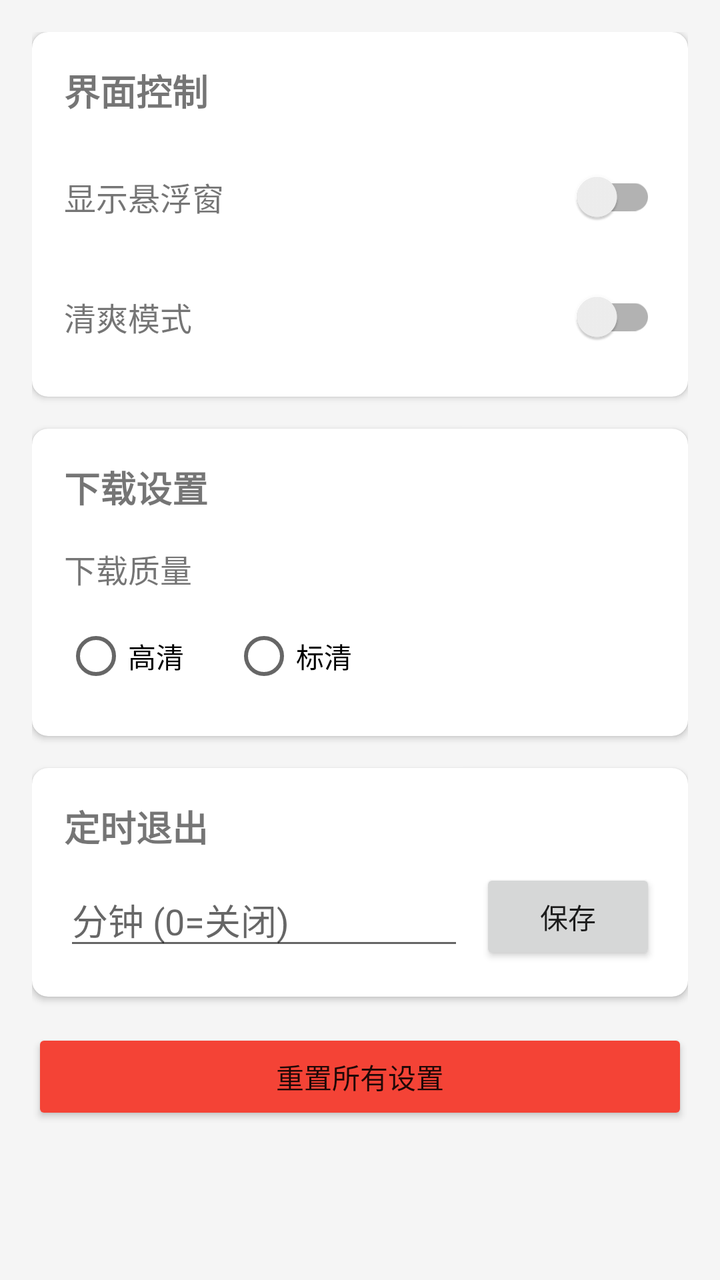
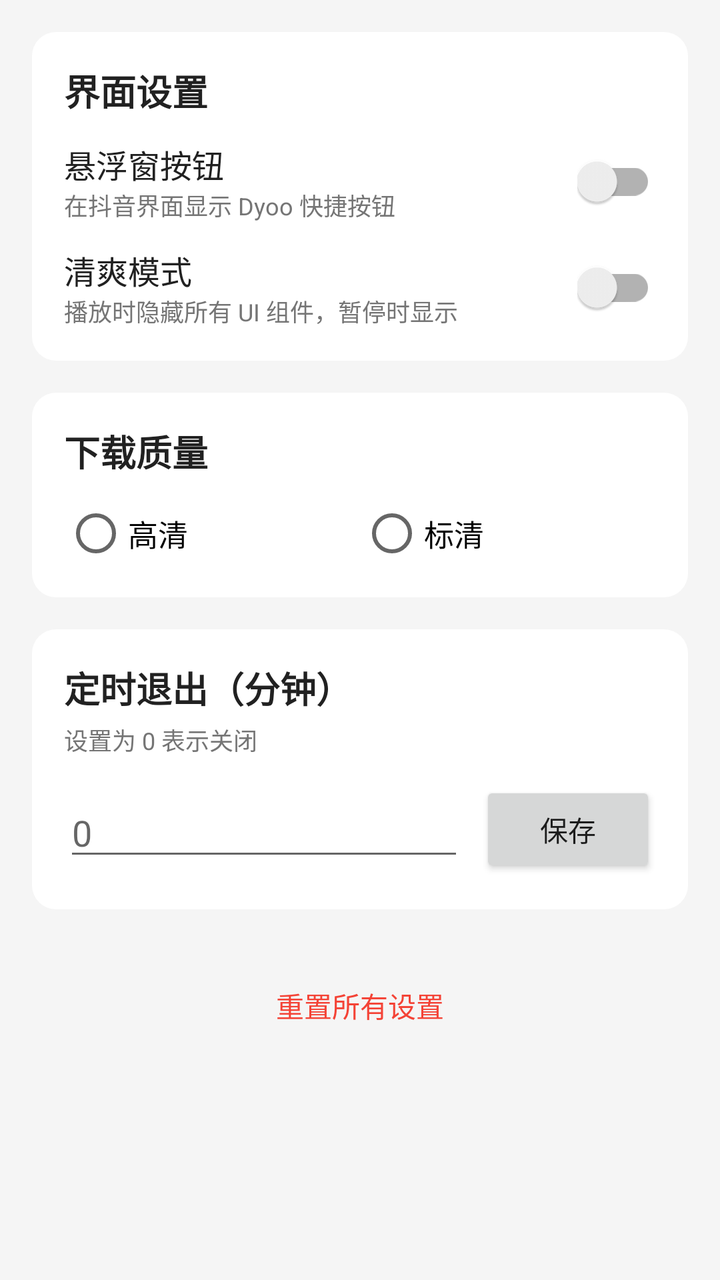

Screens rendered from an Android XML layout before and after an edit, with the pre-edit source and the edit as a unified diff.
<!-- AndroidManifest.xml: activity theme Theme.Dyoo -->
<!-- res/layout/activity_module.xml -->
<?xml version="1.0" encoding="utf-8"?>
<ScrollView xmlns:android="http://schemas.android.com/apk/res/android"
    xmlns:tools="http://schemas.android.com/tools"
    android:layout_width="match_parent"
    android:layout_height="match_parent"
    tools:context=".ui.ModuleActivity">

    <LinearLayout
        android:layout_width="match_parent"
        android:layout_height="wrap_content"
        android:orientation="vertical"
        android:padding="16dp">

        
        <androidx.cardview.widget.CardView
            android:layout_width="match_parent"
            android:layout_height="wrap_content"
            android:layout_marginBottom="16dp"
            app:cardCornerRadius="8dp"
            app:cardElevation="2dp"
            xmlns:app="http://schemas.android.com/apk/res-auto">

            <LinearLayout
                android:layout_width="match_parent"
                android:layout_height="wrap_content"
                android:orientation="vertical"
                android:padding="16dp">

                <TextView
                    android:layout_width="wrap_content"
                    android:layout_height="wrap_content"
                    android:text="界面控制"
                    android:textSize="18sp"
                    android:textStyle="bold"
                    android:layout_marginBottom="16dp" />

                
                <LinearLayout
                    android:layout_width="match_parent"
                    android:layout_height="wrap_content"
                    android:orientation="horizontal"
                    android:gravity="center_vertical"
                    android:layout_marginBottom="12dp">

                    <TextView
                        android:layout_width="0dp"
                        android:layout_height="wrap_content"
                        android:layout_weight="1"
                        android:text="显示悬浮窗"
                        android:textSize="16sp" />

                    <androidx.appcompat.widget.SwitchCompat
                        android:id="@+id/switchFloating"
                        android:layout_width="wrap_content"
                        android:layout_height="wrap_content" />
                </LinearLayout>

                
                <LinearLayout
                    android:layout_width="match_parent"
                    android:layout_height="wrap_content"
                    android:orientation="horizontal"
                    android:gravity="center_vertical">

                    <TextView
                        android:layout_width="0dp"
                        android:layout_height="wrap_content"
                        android:layout_weight="1"
                        android:text="清爽模式"
                        android:textSize="16sp" />

                    <androidx.appcompat.widget.SwitchCompat
                        android:id="@+id/switchCleanMode"
                        android:layout_width="wrap_content"
                        android:layout_height="wrap_content" />
                </LinearLayout>

            </LinearLayout>
        </androidx.cardview.widget.CardView>

        
        <androidx.cardview.widget.CardView
            android:layout_width="match_parent"
            android:layout_height="wrap_content"
            android:layout_marginBottom="16dp"
            app:cardCornerRadius="8dp"
            app:cardElevation="2dp"
            xmlns:app="http://schemas.android.com/apk/res-auto">

            <LinearLayout
                android:layout_width="match_parent"
                android:layout_height="wrap_content"
                android:orientation="vertical"
                android:padding="16dp">

                <TextView
                    android:layout_width="wrap_content"
                    android:layout_height="wrap_content"
                    android:text="下载设置"
                    android:textSize="18sp"
                    android:textStyle="bold"
                    android:layout_marginBottom="16dp" />

                <TextView
                    android:layout_width="wrap_content"
                    android:layout_height="wrap_content"
                    android:text="下载质量"
                    android:textSize="16sp"
                    android:layout_marginBottom="8dp" />

                <RadioGroup
                    android:layout_width="match_parent"
                    android:layout_height="wrap_content"
                    android:orientation="horizontal">

                    <RadioButton
                        android:id="@+id/rbQualityHigh"
                        android:layout_width="wrap_content"
                        android:layout_height="wrap_content"
                        android:text="高清"
                        android:layout_marginEnd="24dp" />

                    <RadioButton
                        android:id="@+id/rbQualityLow"
                        android:layout_width="wrap_content"
                        android:layout_height="wrap_content"
                        android:text="标清" />
                </RadioGroup>

            </LinearLayout>
        </androidx.cardview.widget.CardView>

        
        <androidx.cardview.widget.CardView
            android:layout_width="match_parent"
            android:layout_height="wrap_content"
            android:layout_marginBottom="16dp"
            app:cardCornerRadius="8dp"
            app:cardElevation="2dp"
            xmlns:app="http://schemas.android.com/apk/res-auto">

            <LinearLayout
                android:layout_width="match_parent"
                android:layout_height="wrap_content"
                android:orientation="vertical"
                android:padding="16dp">

                <TextView
                    android:layout_width="wrap_content"
                    android:layout_height="wrap_content"
                    android:text="定时退出"
                    android:textSize="18sp"
                    android:textStyle="bold"
                    android:layout_marginBottom="8dp" />

                <LinearLayout
                    android:layout_width="match_parent"
                    android:layout_height="wrap_content"
                    android:orientation="horizontal"
                    android:gravity="center_vertical">

                    <EditText
                        android:id="@+id/etAutoExit"
                        android:layout_width="0dp"
                        android:layout_height="wrap_content"
                        android:layout_weight="1"
                        android:hint="分钟 (0=关闭)"
                        android:inputType="number"
                        android:layout_marginEnd="8dp" />

                    <Button
                        android:id="@+id/btnSaveAutoExit"
                        android:layout_width="wrap_content"
                        android:layout_height="wrap_content"
                        android:text="保存" />
                </LinearLayout>

            </LinearLayout>
        </androidx.cardview.widget.CardView>

        
        <Button
            android:id="@+id/btnReset"
            android:layout_width="match_parent"
            android:layout_height="wrap_content"
            android:text="重置所有设置"
            android:backgroundTint="#F44336" />

    </LinearLayout>
</ScrollView>
<!-- resources referenced by this layout -->
<resources>
  <style name="Theme.Dyoo" parent="Theme.MaterialComponents.Light.DarkActionBar">
          <item name="colorPrimary">@color/primary</item>
          <item name="colorPrimaryDark">@color/primary_dark</item>
          <item name="colorAccent">@color/accent</item>
          <item name="android:windowBackground">@color/background</item>
      </style>
  <color name="primary">#2196F3</color>
  <color name="primary_dark">#1976D2</color>
  <color name="accent">#03DAC5</color>
  <color name="background">#FFF5F5F5</color>
</resources>

<!-- the commit's change to res/layout/activity_module.xml (unified diff, before → after) -->
@@ -1,9 +1,8 @@
 <?xml version="1.0" encoding="utf-8"?>
 <ScrollView xmlns:android="http://schemas.android.com/apk/res/android"
-    xmlns:tools="http://schemas.android.com/tools"
     android:layout_width="match_parent"
     android:layout_height="match_parent"
-    tools:context=".ui.ModuleActivity">
+    android:background="#F5F5F5">
 
     <LinearLayout
         android:layout_width="match_parent"
@@ -12,179 +11,190 @@
         android:padding="16dp">
 
         
-        <androidx.cardview.widget.CardView
-            android:layout_width="match_parent"
-            android:layout_height="wrap_content"
-            android:layout_marginBottom="16dp"
-            app:cardCornerRadius="8dp"
-            app:cardElevation="2dp"
-            xmlns:app="http://schemas.android.com/apk/res-auto">
+        <LinearLayout
+            android:layout_width="match_parent"
+            android:layout_height="wrap_content"
+            android:background="@drawable/bg_card"
+            android:orientation="vertical"
+            android:padding="16dp">
+
+            <TextView
+                android:layout_width="wrap_content"
+                android:layout_height="wrap_content"
+                android:text="界面设置"
+                android:textColor="#212121"
+                android:textSize="18sp"
+                android:textStyle="bold" />
 
             <LinearLayout
                 android:layout_width="match_parent"
                 android:layout_height="wrap_content"
-                android:orientation="vertical"
-                android:padding="16dp">
-
-                <TextView
+                android:layout_marginTop="12dp"
+                android:gravity="center_vertical"
+                android:orientation="horizontal">
+
+                <LinearLayout
+                    android:layout_width="0dp"
+                    android:layout_height="wrap_content"
+                    android:layout_weight="1"
+                    android:orientation="vertical">
+
+                    <TextView
+                        android:layout_width="wrap_content"
+                        android:layout_height="wrap_content"
+                        android:text="悬浮窗按钮"
+                        android:textColor="#212121"
+                        android:textSize="16sp" />
+
+                    <TextView
+                        android:layout_width="wrap_content"
+                        android:layout_height="wrap_content"
+                        android:text="在抖音界面显示 Dyoo 快捷按钮"
+                        android:textColor="#757575"
+                        android:textSize="12sp" />
+                </LinearLayout>
+
+                <androidx.appcompat.widget.SwitchCompat
+                    android:id="@+id/switch_floating"
                     android:layout_width="wrap_content"
-                    android:layout_height="wrap_content"
-                    android:text="界面控制"
-                    android:textSize="18sp"
-                    android:textStyle="bold"
-                    android:layout_marginBottom="16dp" />
-
-                
+                    android:layout_height="wrap_content" />
+            </LinearLayout>
+
+            
+            <LinearLayout
+                android:layout_width="match_parent"
+                android:layout_height="wrap_content"
+                android:layout_marginTop="12dp"
+                android:gravity="center_vertical"
+                android:orientation="horizontal">
+
                 <LinearLayout
-                    android:layout_width="match_parent"
-                    android:layout_height="wrap_content"
-                    android:orientation="horizontal"
-                    android:gravity="center_vertical"
-                    android:layout_marginBottom="12dp">
-
-                    <TextView
-                        android:layout_width="0dp"
-                        android:layout_height="wrap_content"
-                        android:layout_weight="1"
-                        android:text="显示悬浮窗"
+                    android:layout_width="0dp"
+                    android:layout_height="wrap_content"
+                    android:layout_weight="1"
+                    android:orientation="vertical">
+
+                    <TextView
+                        android:layout_width="wrap_content"
+                        android:layout_height="wrap_content"
+                        android:text="清爽模式"
+                        android:textColor="#212121"
                         android:textSize="16sp" />
 
-                    <androidx.appcompat.widget.SwitchCompat
-                        android:id="@+id/switchFloating"
-                        android:layout_width="wrap_content"
-                        android:layout_height="wrap_content" />
+                    <TextView
+                        android:layout_width="wrap_content"
+                        android:layout_height="wrap_content"
+                        android:text="播放时隐藏所有 UI 组件，暂停时显示"
+                        android:textColor="#757575"
+                        android:textSize="12sp" />
                 </LinearLayout>
 
-                
-                <LinearLayout
-                    android:layout_width="match_parent"
-                    android:layout_height="wrap_content"
-                    android:orientation="horizontal"
-                    android:gravity="center_vertical">
-
-                    <TextView
-                        android:layout_width="0dp"
-                        android:layout_height="wrap_content"
-                        android:layout_weight="1"
-                        android:text="清爽模式"
-                        android:textSize="16sp" />
-
-                    <androidx.appcompat.widget.SwitchCompat
-                        android:id="@+id/switchCleanMode"
-                        android:layout_width="wrap_content"
-                        android:layout_height="wrap_content" />
-                </LinearLayout>
-
+                <androidx.appcompat.widget.SwitchCompat
+                    android:id="@+id/switch_clean_mode"
+                    android:layout_width="wrap_content"
+                    android:layout_height="wrap_content" />
             </LinearLayout>
-        </androidx.cardview.widget.CardView>
-
-        
-        <androidx.cardview.widget.CardView
-            android:layout_width="match_parent"
-            android:layout_height="wrap_content"
-            android:layout_marginBottom="16dp"
-            app:cardCornerRadius="8dp"
-            app:cardElevation="2dp"
-            xmlns:app="http://schemas.android.com/apk/res-auto">
+        </LinearLayout>
+
+        
+        <LinearLayout
+            android:layout_width="match_parent"
+            android:layout_height="wrap_content"
+            android:layout_marginTop="16dp"
+            android:background="@drawable/bg_card"
+            android:orientation="vertical"
+            android:padding="16dp">
+
+            <TextView
+                android:layout_width="wrap_content"
+                android:layout_height="wrap_content"
+                android:text="下载质量"
+                android:textColor="#212121"
+                android:textSize="18sp"
+                android:textStyle="bold" />
+
+            <RadioGroup
+                android:layout_width="match_parent"
+                android:layout_height="wrap_content"
+                android:layout_marginTop="12dp"
+                android:orientation="horizontal">
+
+                <RadioButton
+                    android:id="@+id/rb_quality_high"
+                    android:layout_width="0dp"
+                    android:layout_height="wrap_content"
+                    android:layout_weight="1"
+                    android:text="高清"
+                    android:textSize="15sp" />
+
+                <RadioButton
+                    android:id="@+id/rb_quality_low"
+                    android:layout_width="0dp"
+                    android:layout_height="wrap_content"
+                    android:layout_weight="1"
+                    android:text="标清"
+                    android:textSize="15sp" />
+            </RadioGroup>
+        </LinearLayout>
+
+        
+        <LinearLayout
+            android:layout_width="match_parent"
+            android:layout_height="wrap_content"
+            android:layout_marginTop="16dp"
+            android:background="@drawable/bg_card"
+            android:orientation="vertical"
+            android:padding="16dp">
+
+            <TextView
+                android:layout_width="wrap_content"
+                android:layout_height="wrap_content"
+                android:text="定时退出（分钟）"
+                android:textColor="#212121"
+                android:textSize="18sp"
+                android:textStyle="bold" />
+
+            <TextView
+                android:layout_width="wrap_content"
+                android:layout_height="wrap_content"
+                android:layout_marginTop="4dp"
+                android:text="设置为 0 表示关闭"
+                android:textColor="#757575"
+                android:textSize="12sp" />
 
             <LinearLayout
                 android:layout_width="match_parent"
                 android:layout_height="wrap_content"
-                android:orientation="vertical"
-                android:padding="16dp">
-
-                <TextView
+                android:layout_marginTop="12dp"
+                android:gravity="center_vertical"
+                android:orientation="horizontal">
+
+                <EditText
+                    android:id="@+id/et_auto_exit"
+                    android:layout_width="0dp"
+                    android:layout_height="wrap_content"
+                    android:layout_weight="1"
+                    android:hint="0"
+                    android:inputType="number"
+                    android:singleLine="true" />
+
+                <Button
+                    android:id="@+id/btn_save_auto_exit"
                     android:layout_width="wrap_content"
                     android:layout_height="wrap_content"
-                    android:text="下载设置"
-                    android:textSize="18sp"
-                    android:textStyle="bold"
-                    android:layout_marginBottom="16dp" />
-
-                <TextView
-                    android:layout_width="wrap_content"
-                    android:layout_height="wrap_content"
-                    android:text="下载质量"
-                    android:textSize="16sp"
-                    android:layout_marginBottom="8dp" />
-
-                <RadioGroup
-                    android:layout_width="match_parent"
-                    android:layout_height="wrap_content"
-                    android:orientation="horizontal">
-
-                    <RadioButton
-                        android:id="@+id/rbQualityHigh"
-                        android:layout_width="wrap_content"
-                        android:layout_height="wrap_content"
-                        android:text="高清"
-                        android:layout_marginEnd="24dp" />
-
-                    <RadioButton
-                        android:id="@+id/rbQualityLow"
-                        android:layout_width="wrap_content"
-                        android:layout_height="wrap_content"
-                        android:text="标清" />
-                </RadioGroup>
-
+                    android:layout_marginStart="8dp"
+                    android:text="保存" />
             </LinearLayout>
-        </androidx.cardview.widget.CardView>
-
-        
-        <androidx.cardview.widget.CardView
-            android:layout_width="match_parent"
-            android:layout_height="wrap_content"
-            android:layout_marginBottom="16dp"
-            app:cardCornerRadius="8dp"
-            app:cardElevation="2dp"
-            xmlns:app="http://schemas.android.com/apk/res-auto">
-
-            <LinearLayout
-                android:layout_width="match_parent"
-                android:layout_height="wrap_content"
-                android:orientation="vertical"
-                android:padding="16dp">
-
-                <TextView
-                    android:layout_width="wrap_content"
-                    android:layout_height="wrap_content"
-                    android:text="定时退出"
-                    android:textSize="18sp"
-                    android:textStyle="bold"
-                    android:layout_marginBottom="8dp" />
-
-                <LinearLayout
-                    android:layout_width="match_parent"
-                    android:layout_height="wrap_content"
-                    android:orientation="horizontal"
-                    android:gravity="center_vertical">
-
-                    <EditText
-                        android:id="@+id/etAutoExit"
-                        android:layout_width="0dp"
-                        android:layout_height="wrap_content"
-                        android:layout_weight="1"
-                        android:hint="分钟 (0=关闭)"
-                        android:inputType="number"
-                        android:layout_marginEnd="8dp" />
-
-                    <Button
-                        android:id="@+id/btnSaveAutoExit"
-                        android:layout_width="wrap_content"
-                        android:layout_height="wrap_content"
-                        android:text="保存" />
-                </LinearLayout>
-
-            </LinearLayout>
-        </androidx.cardview.widget.CardView>
+        </LinearLayout>
 
         
         <Button
-            android:id="@+id/btnReset"
-            android:layout_width="match_parent"
-            android:layout_height="wrap_content"
+            android:id="@+id/btn_reset"
+            style="@style/Widget.AppCompat.Button.Borderless.Colored"
+            android:layout_width="match_parent"
+            android:layout_height="wrap_content"
+            android:layout_marginTop="24dp"
             android:text="重置所有设置"
-            android:backgroundTint="#F44336" />
-
+            android:textColor="#F44336" />
     </LinearLayout>
 </ScrollView>
<!-- resource entries referenced after the edit -->
@@ -1,9 +1,19 @@
 <!-- resources referenced by this layout -->
 <resources>
-  <style name="Theme.Dyoo" parent="Theme.MaterialComponents.Light.DarkActionBar">
+  <!-- drawable bg_card (drawable) -->
+  <?xml version="1.0" encoding="utf-8"?>
+  <shape xmlns:android="http://schemas.android.com/apk/res/android"
+      android:shape="rectangle">
+      <solid android:color="#FFFFFF" />
+      <corners android:radius="12dp" />
+      <elevation xmlns:tools="http://schemas.android.com/tools"
+          tools:ignore="MissingPrefix">4dp</elevation>
+  </shape>
+  <style name="Theme.Dyoo" parent="Theme.AppCompat.Light.NoActionBar">
           <item name="colorPrimary">@color/primary</item>
           <item name="colorPrimaryDark">@color/primary_dark</item>
           <item name="colorAccent">@color/accent</item>
+          <item name="android:statusBarColor">@color/primary_dark</item>
           <item name="android:windowBackground">@color/background</item>
       </style>
   <color name="primary">#2196F3</color>
